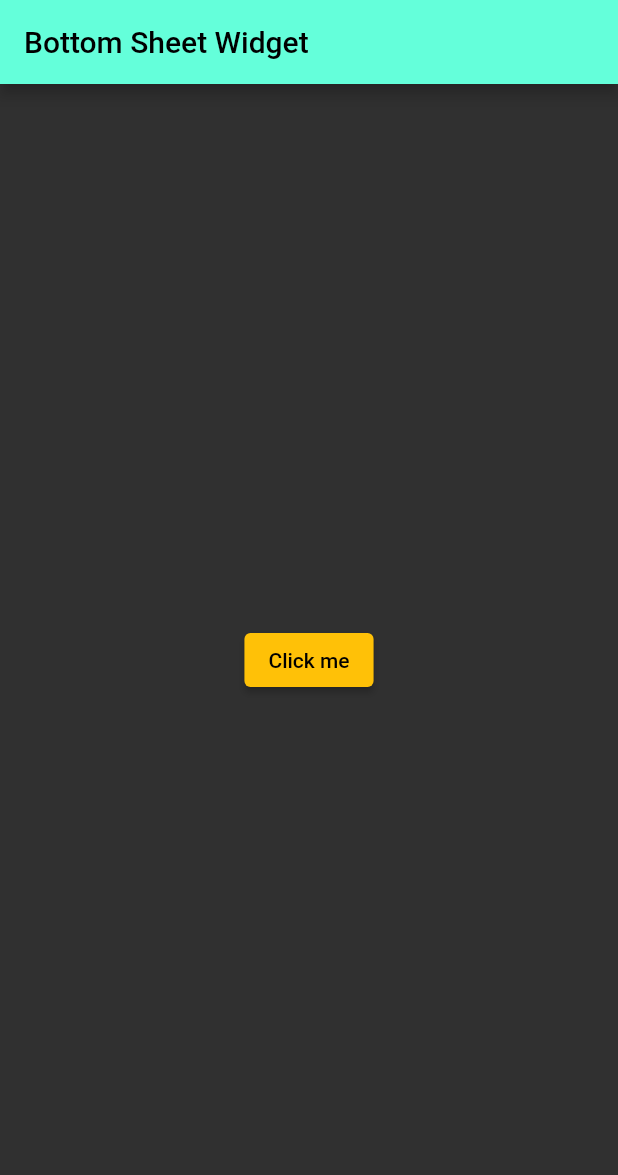
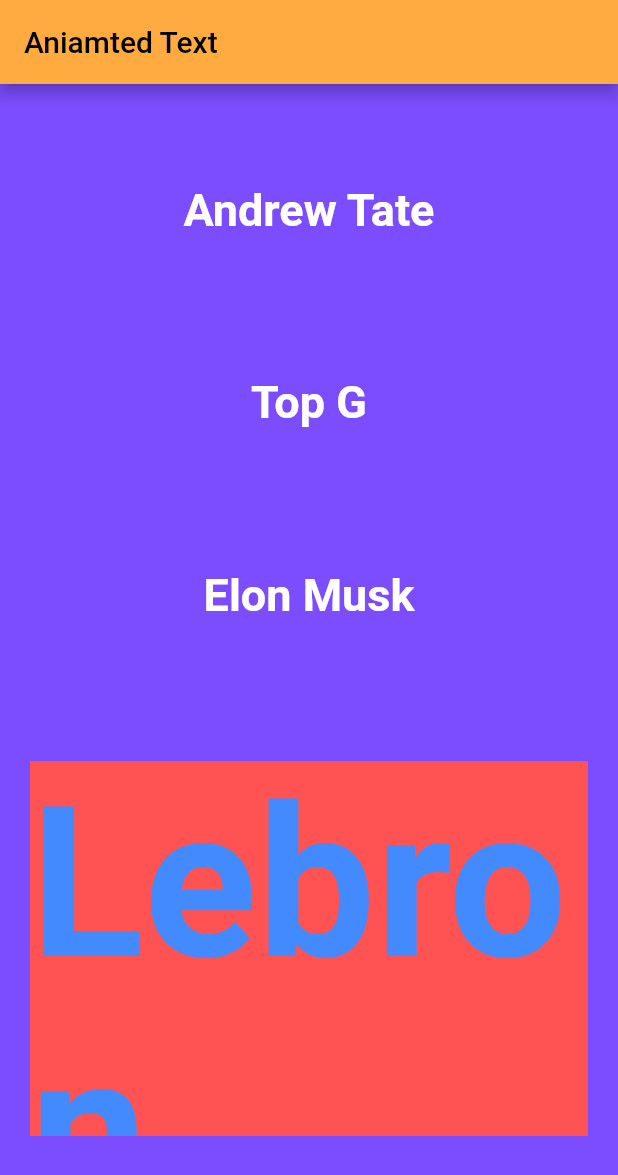
Before and after one commit to iampradeep-hr/first_app, a Flutter app: the screen it shows after launch, on a phone screen of 412 x 824 dp. Shown: the top 1175 px of the screen. Run offline on Flutter 3.47's test engine with Material 2 defaults, Android fonts, the phone set to English and light mode, and no system bars; drawn by our look-alikes of animated_text_kit.

Commit message:
Aniamted Text Impl

```diff
--- a/lib/main.dart
+++ b/lib/main.dart
@@ -2,7 +2,7 @@ import 'package:flutter/material.dart';
 import 'package:first_app/widgets/list_grid.dart';
 import 'package:first_app/widgets/dismissible.dart';
 import 'package:first_app/widgets/drawer.dart';
-import 'package:first_app/widgets/bottom_sheet.dart';
+import 'package:first_app/widgets/animated_text.dart';
 
 void main() {
   runApp(const MyApp());
@@ -20,7 +20,7 @@ class MyApp extends StatelessWidget {
         brightness: Brightness.dark,
         primarySwatch: Colors.amber,
       ),
-      home: BottomSheetWidget(),
+      home: AnimatedText(),
     );
   }
 }
--- /dev/null
+++ b/lib/widgets/animated_text.dart
@@ -0,0 +1,69 @@
+import 'package:animated_text_kit/animated_text_kit.dart';
+import 'package:flutter/cupertino.dart';
+import 'package:flutter/material.dart';
+
+class AnimatedText extends StatelessWidget {
+  const AnimatedText({super.key});
+
+  @override
+  Widget build(BuildContext context) {
+    return Scaffold(
+        appBar: AppBar(
+          title: const Text(
+            "Aniamted Text",
+            style: TextStyle(color: Colors.black),
+          ),
+          backgroundColor: Colors.orangeAccent,
+        ),
+        backgroundColor: Colors.deepPurpleAccent,
+        body: Container(
+            padding: EdgeInsets.all(20),
+            child: Column(
+              mainAxisAlignment: MainAxisAlignment.spaceAround,
+              crossAxisAlignment: CrossAxisAlignment.center,
+              children: [
+                AnimatedTextKit(
+                  animatedTexts: [
+                    TypewriterAnimatedText(
+                      "Andrew Tate",
+                      textStyle: const TextStyle(
+                          fontSize: 30, fontWeight: FontWeight.bold),
+                      speed: const Duration(milliseconds: 200),
+                    )
+                  ],
+                  totalRepeatCount: 10,
+                  pause: const Duration(milliseconds: 200),
+                  stopPauseOnTap: true,
+                ),
+                AnimatedTextKit(
+                  animatedTexts: [
+                    RotateAnimatedText(
+                      "Top G",
+                      textStyle: const TextStyle(
+                          fontSize: 30, fontWeight: FontWeight.bold),
+                    )
+                  ],
+                  totalRepeatCount: 10,
+                  pause: const Duration(milliseconds: 200),
+                  stopPauseOnTap: true,
+                ),
+                AnimatedTextKit(
+                  animatedTexts: [
+                    WavyAnimatedText(
+                      "Elon Musk",
+                      textStyle: const TextStyle(
+                          fontSize: 30, fontWeight: FontWeight.bold),
+                    )
+                  ],
+                  totalRepeatCount: 10,
+                  pause: const Duration(milliseconds: 200),
+                  stopPauseOnTap: true,
+                ),
+                TextLiquidFill(
+                    waveColor: Colors.blueAccent,
+                    boxBackgroundColor: Colors.redAccent,
+                    text: 'Lebron James')
+              ],
+            )));
+  }
+}
--- a/pubspec.yaml
+++ b/pubspec.yaml
@@ -35,6 +35,7 @@ dependencies:
   # The following adds the Cupertino Icons font to your application.
   # Use with the CupertinoIcons class for iOS style icons.
   cupertino_icons: ^1.0.2
+  animated_text_kit:
 
 dev_dependencies:
   flutter_test:
```
Also changed, not shown: pubspec.lock.
